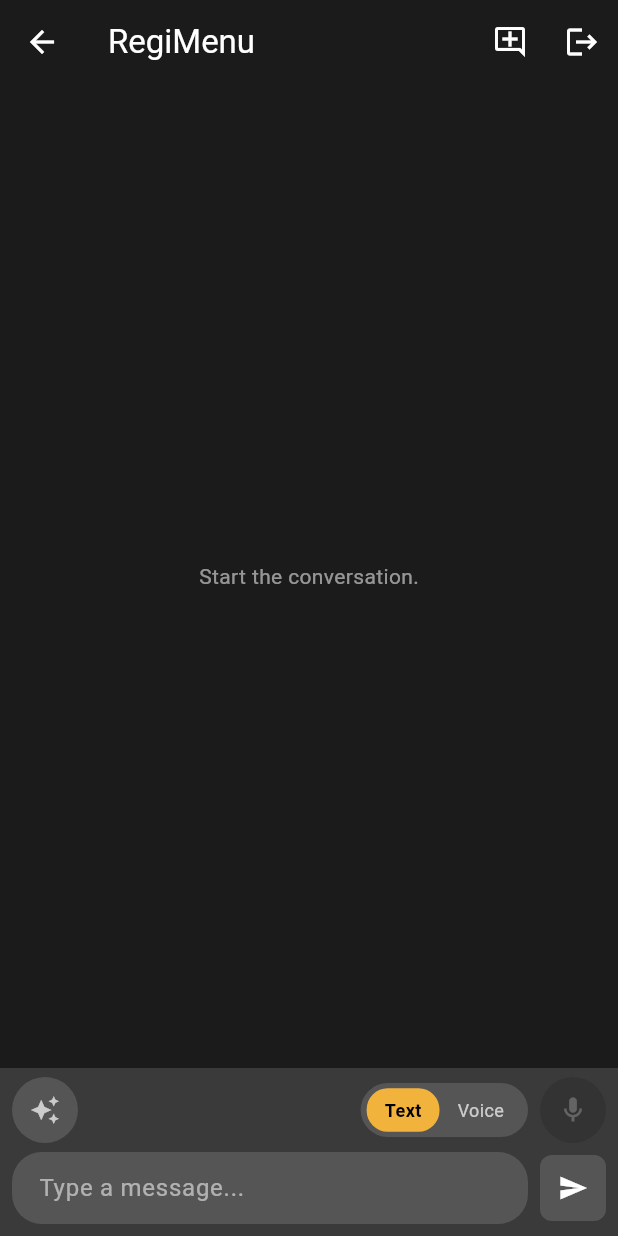
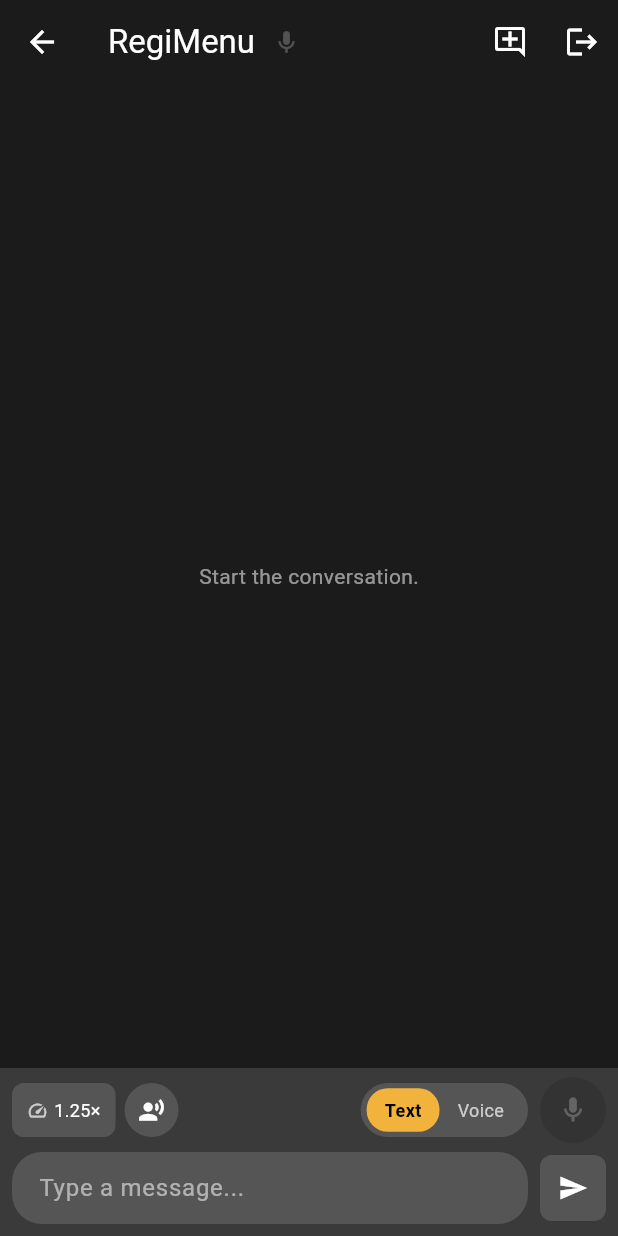
Before and after one commit to CloudComputingAssociates/regi_chat, a Flutter app: the ChatScreen screen opened directly, on a phone screen of 412 x 824 dp. Run offline on Flutter 3.47's test engine with Material 3 defaults, Android fonts, the phone set to English and light mode, and no system bars; our stand-ins replace audioplayers, shared_preferences, speech_to_text, web; missing offline and left inert: auth0_flutter, dart:js_interop; accounts and stored records are empty.

Commit message:
reorg UX allow speedier playback

```diff
--- a/lib/screens/chat_screen.dart
+++ b/lib/screens/chat_screen.dart
@@ -13,6 +13,7 @@ import '../services/web_speech_service.dart';
 import '../state/chat_state.dart';
 import '../widgets/chat_input.dart';
 import '../widgets/chat_output.dart';
+import '../widgets/mic_level_bars.dart';
 import '../widgets/ptt_button.dart';
 import '../widgets/voice_picker.dart';
 
@@ -25,10 +26,8 @@ class ChatScreen extends StatefulWidget {
 
 class _ChatScreenState extends State<ChatScreen> {
   // POC kill switch: when true, opens a parallel getUserMedia stream to
-  // drive real audio-reactive bars. Suspect this conflicts with
-  // webkitSpeechRecognition on Chrome — recognition gets a silent stream
-  // from the same mic. Set to false to fall back to self-animating bars
-  // and let speech_to_text have exclusive mic ownership.
+  // drive real audio-reactive bars. Conflicts with webkitSpeechRecognition
+  // on Chrome — recognition gets a silent stream from the same mic.
   static const _useMicLevelMeter = false;
 
   final ChatService _chat = ChatService();
@@ -38,18 +37,21 @@ class _ChatScreenState extends State<ChatScreen> {
   StreamSubscription<String>? _speechSub;
   StreamSubscription<String>? _speechErrSub;
   StreamSubscription<String>? _micErrSub;
+  StreamSubscription<double>? _micLevelDebugSub;
+  Timer? _micLevelHeartbeat;
+
+  // Prepended to the first user message of a new session so the model is
+  // primed for short, voice-friendly replies. Subsequent turns inherit.
+  static const _conciseDirective =
+      'Be concise. Reply in 1-3 sentences unless I ask for more detail. ';
 
   @override
   void initState() {
     super.initState();
     _speech.initialize();
-    // POC: surface every audio-path failure as a chat line so we can debug
-    // STT / mic-level issues from the live deploy without DevTools.
     _speechErrSub = _speech.errors.listen((msg) => _logDebug('[stt err] $msg'));
     _speech.statuses.listen((s) => _logDebug('[stt] $s'));
     _micErrSub = _micLevel.errors.listen((msg) => _logDebug('[mic] $msg'));
-    // Fire-and-forget voice fetch on first render. Failure is silent — the
-    // picker just won't appear, and TTS falls back to the server's default.
     WidgetsBinding.instance.addPostFrameCallback((_) => _loadVoices());
   }
 
@@ -76,6 +78,8 @@ class _ChatScreenState extends State<ChatScreen> {
     _speechSub?.cancel();
     _speechErrSub?.cancel();
     _micErrSub?.cancel();
+    _micLevelDebugSub?.cancel();
+    _micLevelHeartbeat?.cancel();
     _speech.stop();
     _speech.dispose();
     _micLevel.dispose();
@@ -93,24 +97,23 @@ class _ChatScreenState extends State<ChatScreen> {
     final jwt = await auth.getAccessToken();
     if (jwt == null) {
       state.addMessage(TextMessage(
-        content: '⚠️ Not authenticated. Please sign in again.',
+        content: 'Not authenticated. Please sign in again.',
         role: MessageRole.assistant,
       ));
       return;
     }
 
-    final wasVoiceMode = state.mode == InputMode.voice;
+    final isNewSession = state.sessionId == null;
+    final messageToSend = isNewSession ? '$_conciseDirective$text' : text;
+
     final stream = state.startAssistantStream();
     String? lastSessionStatus;
     try {
       await for (final chunk in _chat.streamChat(
-        message: text,
+        message: messageToSend,
         sessionId: state.sessionId,
         jwt: jwt,
       )) {
-        // Capture sessionId so subsequent turns resume the same conversation.
-        // The server emits it on the first event of a new session and on
-        // status events thereafter; setSessionId is a no-op if unchanged.
         if (chunk.sessionId != null && chunk.sessionId != state.sessionId) {
           state.setSessionId(chunk.sessionId);
         }
@@ -131,10 +134,6 @@ class _ChatScreenState extends State<ChatScreen> {
       return;
     }
 
-    // If the server told us the session is no longer ACTIVE (timed out, hit
-    // the context cap, or was closed), drop the sessionId so the next turn
-    // starts a fresh conversation. Surface a small log line so the user
-    // knows why memory just reset.
     if (lastSessionStatus != null && lastSessionStatus != 'ACTIVE') {
       state.setSessionId(null);
       if (mounted) {
@@ -145,18 +144,22 @@ class _ChatScreenState extends State<ChatScreen> {
       }
     }
 
-    // Speak the assistant reply only when the user is in voice mode.
-    // In text mode they're reading; speaking would be intrusive. Fire-and-
-    // forget — we don't block _sendMessage on TTS so the user can keep
-    // interacting while audio plays. POC: TTS failures are surfaced into
-    // the chat output as a visible log line.
-    if (wasVoiceMode && stream.content.trim().isNotEmpty) {
+    // Speak the assistant reply when TTS is enabled (independent of input
+    // mode). Mute toggle on the chat input bar disables this. Fire-and-
+    // forget so synthesis latency doesn't block the next message.
+    if (state.ttsEnabled && stream.content.trim().isNotEmpty) {
       final replyText = stream.content;
       final voiceId = state.selectedVoice?.id;
+      final rate = state.ttsRate;
       unawaited(() async {
         final freshJwt = await auth.getAccessToken() ?? jwt;
         try {
-          await _tts.speak(replyText, jwt: freshJwt, voice: voiceId);
+          await _tts.speak(
+            replyText,
+            jwt: freshJwt,
+            voice: voiceId,
+            speakingRate: rate,
+          );
         } on TtsException catch (e) {
           if (!mounted) return;
           context.read<ChatState>().addMessage(TextMessage(
@@ -170,9 +173,8 @@ class _ChatScreenState extends State<ChatScreen> {
 
   Future<void> _handleNewChat() async {
     final state = context.read<ChatState>();
-    if (state.messages.isEmpty && state.sessionId == null) {
-      return; // already empty — nothing to clear
-    }
+    if (state.messages.isEmpty && state.sessionId == null) return;
+
     final confirmed = await showDialog<bool>(
       context: context,
       builder: (ctx) => AlertDialog(
@@ -209,11 +211,8 @@ class _ChatScreenState extends State<ChatScreen> {
     final priorSessionId = state.sessionId;
     final auth = context.read<AuthService>();
 
-    // Clear local UI immediately — instant feedback, no waiting on the network.
     context.read<ChatState>().clearChat();
 
-    // Fire-and-forget the server-side close so Status flips to CLOSED.
-    // Best-effort: if DELETE fails the session will idle-timeout on its own.
     if (priorSessionId != null && priorSessionId.isNotEmpty) {
       unawaited(() async {
         final jwt = await auth.getAccessToken();
@@ -223,54 +222,16 @@ class _ChatScreenState extends State<ChatScreen> {
     }
   }
 
-  void _handlePromptMe() {
-    final messenger = ScaffoldMessenger.of(context);
-    messenger.showSnackBar(
-      const SnackBar(
-        content: Text('PromptMe mode: How can I help?'),
-        duration: Duration(seconds: 2),
-      ),
-    );
-  }
-
-  StreamSubscription<double>? _micLevelDebugSub;
-
   Future<void> _handleTalkStart() async {
     final state = context.read<ChatState>();
-    if (state.isPromptMeOn) return;
     state.setTalkActive(true);
     state.setCurrentInput('');
 
-    // Start the audio level sampler in parallel with STT, only if the
-    // kill switch above is on. We suspect it starves Web Speech of audio.
     if (_useMicLevelMeter) {
       unawaited(_micLevel.start().then((ok) {
         if (!mounted) return;
         _logDebug('[mic] start ok=$ok');
-        if (ok) {
-          _micLevelDebugSub?.cancel();
-          var peak = 0.0;
-          var samples = 0;
-          Timer? heartbeat;
-          _micLevelDebugSub = _micLevel.levels.listen((v) {
-            if (v > peak) peak = v;
-            samples++;
-          });
-          heartbeat = Timer.periodic(const Duration(milliseconds: 500), (t) {
-            if (!mounted || _micLevelDebugSub == null) {
-              t.cancel();
-              return;
-            }
-            _logDebug(
-                '[mic] peak=${peak.toStringAsFixed(3)} samples=$samples');
-            peak = 0.0;
-            samples = 0;
-          });
-          _micLevelHeartbeat = heartbeat;
-        }
       }));
-    } else {
-      _logDebug('[mic] meter disabled — STT-only mode');
     }
 
     final ok = await _speech.initialize();
@@ -282,7 +243,6 @@ class _ChatScreenState extends State<ChatScreen> {
     _speechSub = _speech.listen().listen((transcript) {
       if (!mounted) return;
       transcriptCount++;
-      // Log first event and every 5th after, with a short snippet.
       if (transcriptCount == 1 || transcriptCount % 5 == 0) {
         final snippet = transcript.length > 40
             ? '${transcript.substring(0, 40)}…'
@@ -293,8 +253,6 @@ class _ChatScreenState extends State<ChatScreen> {
       context.read<ChatState>().setCurrentInput(transcript);
     });
   }
-
-  Timer? _micLevelHeartbeat;
 
   Future<void> _handleTalkEnd() async {
     final state = context.read<ChatState>();
@@ -323,15 +281,42 @@ class _ChatScreenState extends State<ChatScreen> {
   @override
   Widget build(BuildContext context) {
     final state = context.watch<ChatState>();
-    final showPtt =
-        state.mode == InputMode.voice && !state.isPromptMeOn;
+    final showPtt = state.mode == InputMode.voice;
 
     return Scaffold(
       backgroundColor: const Color(0xFF1B1B1B),
       appBar: AppBar(
         backgroundColor: const Color(0xFF1B1B1B),
         foregroundColor: Colors.white,
-        title: const Text('RegiMenu'),
+        // Title doubles as a status indicator: "RegiMenu" + a mic icon that
+        // lights up amber while listening + the audio-level squigglies to
+        // its right (only visible during talk).
+        title: Row(
+          children: [
+            const Text('RegiMenu'),
+            const SizedBox(width: 12),
+            AnimatedContainer(
+              duration: const Duration(milliseconds: 120),
+              child: Icon(
+                Icons.mic,
+                size: 18,
+                color: state.isTalkActive
+                    ? const Color(0xFFF2B33D)
+                    : Colors.white24,
+              ),
+            ),
+            const SizedBox(width: 8),
+            if (state.isTalkActive)
+              const MicLevelBars(
+                barCount: 5,
+                color: Color(0xFFF2B33D),
+                minHeight: 4,
+                maxHeight: 16,
+                barWidth: 2,
+                spacing: 2,
+              ),
+          ],
+        ),
         actions: [
           IconButton(
             icon: const Icon(Icons.add_comment_outlined),
@@ -353,10 +338,8 @@ class _ChatScreenState extends State<ChatScreen> {
               const Expanded(child: ChatOutput()),
               ChatInput(
                 onSend: _sendMessage,
-                onPromptMe: _handlePromptMe,
                 onTalkStart: _handleTalkStart,
                 onTalkEnd: _handleTalkEnd,
-                micLevels: _useMicLevelMeter ? _micLevel.levels : null,
               ),
             ],
           ),
@@ -364,8 +347,8 @@ class _ChatScreenState extends State<ChatScreen> {
             Positioned(
               left: 0,
               right: 0,
-              // Bar is now two rows: ~56dp controls + 6dp gap + ~56dp input
-              // = ~118dp + ~24dp safe-area + ~52dp gap above = ~210dp.
+              // Bar is two rows: ~56dp controls + 6dp gap + ~56dp input
+              // = ~118dp + ~24dp safe-area + ~52dp gap = ~210dp.
               bottom: 210,
               child: Center(
                 child: PttButton(
--- a/lib/state/chat_state.dart
+++ b/lib/state/chat_state.dart
@@ -13,6 +13,8 @@ class ChatState extends ChangeNotifier {
   String _currentInput = '';
   List<VoiceOption> _availableVoices = const [];
   VoiceOption? _selectedVoice;
+  bool _ttsEnabled = true;
+  double _ttsRate = 1.25;
 
   List<ChatMessage> get messages => List.unmodifiable(_messages);
   InputMode get mode => _mode;
@@ -22,6 +24,8 @@ class ChatState extends ChangeNotifier {
   String get currentInput => _currentInput;
   List<VoiceOption> get availableVoices => _availableVoices;
   VoiceOption? get selectedVoice => _selectedVoice;
+  bool get ttsEnabled => _ttsEnabled;
+  double get ttsRate => _ttsRate;
 
   void setMode(InputMode mode) {
     if (_mode == mode) return;
@@ -102,6 +106,20 @@ class ChatState extends ChangeNotifier {
     notifyListeners();
   }
 
+  void toggleTts() {
+    _ttsEnabled = !_ttsEnabled;
+    notifyListeners();
+  }
+
+  /// Clamps to GCP TTS's accepted range (0.25..4.0). Practical UI range
+  /// is narrower (e.g. 0.75..2.0) — clamping defends against bad input.
+  void setTtsRate(double rate) {
+    final clamped = rate.clamp(0.25, 4.0);
+    if ((clamped - _ttsRate).abs() < 0.001) return;
+    _ttsRate = clamped;
+    notifyListeners();
+  }
+
   /// Clears the visible conversation and detaches from the server-side
   /// session so the next user message starts a fresh chat. The server's
   /// stored history for the prior session is left intact (it will idle out
--- a/lib/widgets/chat_input.dart
+++ b/lib/widgets/chat_input.dart
@@ -3,10 +3,8 @@ import 'package:provider/provider.dart';
 
 import '../models/input_mode.dart';
 import '../state/chat_state.dart';
-import 'mic_level_bars.dart';
 import 'mode_slider.dart';
 
-const _promptMeColor = Color(0xFF8B1A2B);
 const _talkActiveColor = Color(0xFFF2B33D);
 const _barColor = Color(0xFF3A3A3A);
 
@@ -14,17 +12,13 @@ class ChatInput extends StatefulWidget {
   const ChatInput({
     super.key,
     required this.onSend,
-    required this.onPromptMe,
     required this.onTalkStart,
     required this.onTalkEnd,
-    this.micLevels,
   });
 
   final void Function(String text) onSend;
-  final VoidCallback onPromptMe;
   final VoidCallback onTalkStart;
   final VoidCallback onTalkEnd;
-  final Stream<double>? micLevels;
 
   @override
   State<ChatInput> createState() => _ChatInputState();
@@ -65,9 +59,9 @@ class _ChatInputState extends State<ChatInput> {
     final state = context.watch<ChatState>();
     final isVoice = state.mode == InputMode.voice;
 
-    // Sync external transcript updates (from STT) into the controller
-    // when in voice mode. Defer to post-frame so we don't mutate the
-    // controller during build.
+    // Voice mode: STT writes the live transcript into state.currentInput.
+    // Sync into the read-only TextField via post-frame so we don't mutate
+    // the controller during build.
     if (isVoice && _controller.text != state.currentInput) {
       WidgetsBinding.instance.addPostFrameCallback((_) {
         if (!mounted) return;
@@ -88,15 +82,17 @@ class _ChatInputState extends State<ChatInput> {
         child: Column(
           mainAxisSize: MainAxisSize.min,
           children: [
-            // Row 1: mode + voice controls
+            // Row 1: TTS controls (left) + input mode + Talk (right)
             Row(
               children: [
-                _PromptMeButton(
-                  isOn: state.isPromptMeOn,
-                  onTap: () {
-                    state.togglePromptMe();
-                    if (state.isPromptMeOn) widget.onPromptMe();
-                  },
+                _SpeedButton(
+                  rate: state.ttsRate,
+                  onChanged: state.setTtsRate,
+                ),
+                const SizedBox(width: 6),
+                _MuteButton(
+                  enabled: state.ttsEnabled,
+                  onTap: state.toggleTts,
                 ),
                 const Spacer(),
                 ModeSlider(
@@ -143,16 +139,6 @@ class _ChatInputState extends State<ChatInput> {
                         borderRadius: BorderRadius.circular(20),
                         borderSide: BorderSide.none,
                       ),
-                      suffixIcon: state.isTalkActive
-                          ? Padding(
-                              padding: const EdgeInsets.only(right: 12),
-                              child: MicLevelBars(levels: widget.micLevels),
-                            )
-                          : null,
-                      suffixIconConstraints: const BoxConstraints(
-                        minWidth: 0,
-                        minHeight: 0,
-                      ),
                     ),
                   ),
                 ),
@@ -171,38 +157,97 @@ class _ChatInputState extends State<ChatInput> {
   }
 }
 
-class _PromptMeButton extends StatelessWidget {
-  const _PromptMeButton({required this.isOn, required this.onTap});
+class _SpeedButton extends StatelessWidget {
+  const _SpeedButton({required this.rate, required this.onChanged});
 
-  final bool isOn;
+  final double rate;
+  final ValueChanged<double> onChanged;
+
+  static const _presets = [0.75, 1.0, 1.25, 1.5, 1.75, 2.0];
+
+  @override
+  Widget build(BuildContext context) {
+    return PopupMenuButton<double>(
+      tooltip: 'Playback speed',
+      onSelected: onChanged,
+      color: const Color(0xFF252525),
+      itemBuilder: (_) => [
+        for (final p in _presets)
+          PopupMenuItem<double>(
+            value: p,
+            child: Row(
+              children: [
+                if ((p - rate).abs() < 0.001)
+                  const Icon(Icons.check,
+                      size: 14, color: Color(0xFFF2B33D))
+                else
+                  const SizedBox(width: 14),
+                const SizedBox(width: 6),
+                Text(
+                  '${p.toStringAsFixed(2)}×',
+                  style: const TextStyle(color: Colors.white, fontSize: 13),
+                ),
+              ],
+            ),
+          ),
+      ],
+      child: Container(
+        height: 36,
+        padding: const EdgeInsets.symmetric(horizontal: 10),
+        decoration: BoxDecoration(
+          color: const Color(0xFF555555),
+          borderRadius: BorderRadius.circular(8),
+        ),
+        alignment: Alignment.center,
+        child: Row(
+          mainAxisSize: MainAxisSize.min,
+          children: [
+            const Icon(Icons.speed, size: 14, color: Colors.white70),
+            const SizedBox(width: 4),
+            Text(
+              '${rate.toStringAsFixed(2)}×',
+              style: const TextStyle(
+                color: Colors.white,
+                fontSize: 12,
+                fontFeatures: [FontFeature.tabularFigures()],
+              ),
+            ),
+          ],
+        ),
+      ),
+    );
+  }
+}
+
+class _MuteButton extends StatelessWidget {
+  const _MuteButton({required this.enabled, required this.onTap});
+
+  final bool enabled;
   final VoidCallback onTap;
 
   @override
   Widget build(BuildContext context) {
-    return GestureDetector(
+    return Tooltip(
+      message: enabled ? 'Mute spoken replies' : 'Unmute spoken replies',
+      child: InkWell(
         onTap: onTap,
+        borderRadius: BorderRadius.circular(18),
         child: AnimatedContainer(
           duration: const Duration(milliseconds: 120),
-        width: 44,
-        height: 44,
+          width: 36,
+          height: 36,
           decoration: BoxDecoration(
-          color: isOn ? _promptMeColor : const Color(0xFF555555),
+            color: enabled
+                ? const Color(0xFF555555)
+                : const Color(0xFF8B1A2B),
             shape: BoxShape.circle,
-          boxShadow: isOn
-              ? [
-                  const BoxShadow(
-                    color: Colors.black54,
-                    blurRadius: 4,
-                    offset: Offset(0, 2),
-                  ),
-                ]
-              : null,
           ),
           alignment: Alignment.center,
           child: Icon(
-          Icons.auto_awesome,
-          color: isOn ? Colors.white : Colors.white70,
-          size: 20,
+            enabled ? Icons.record_voice_over : Icons.voice_over_off,
+            size: 18,
+            color: Colors.white,
+          ),
         ),
       ),
     );
--- a/lib/widgets/voice_picker.dart
+++ b/lib/widgets/voice_picker.dart
@@ -3,9 +3,9 @@ import 'package:provider/provider.dart';
 
 import '../state/chat_state.dart';
 
-/// Horizontal chip row showing the voices fetched from `/api/tts/voices`.
-/// Selected chip is amber; unselected are dark gray. The chosen voice's ID
-/// is sent in the body of `POST /api/tts` for assistant replies.
+/// Voice catalog row — fetched from `GET /api/tts/voices`. The selected
+/// voice ID is sent in the body of `POST /api/tts` for assistant replies.
+/// Speed and mute live in the chat input bar; this row is just selection.
 class VoicePicker extends StatelessWidget {
   const VoicePicker({super.key});
 
```
Lines whose indentation alone changed are shown as unchanged.
